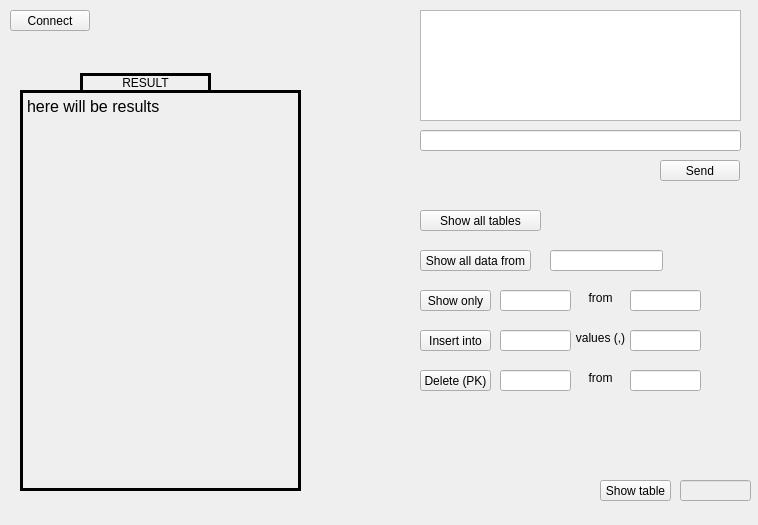
Old version of the form mainwindow.ui in the repository podusenkovic/sqlFrameWork.
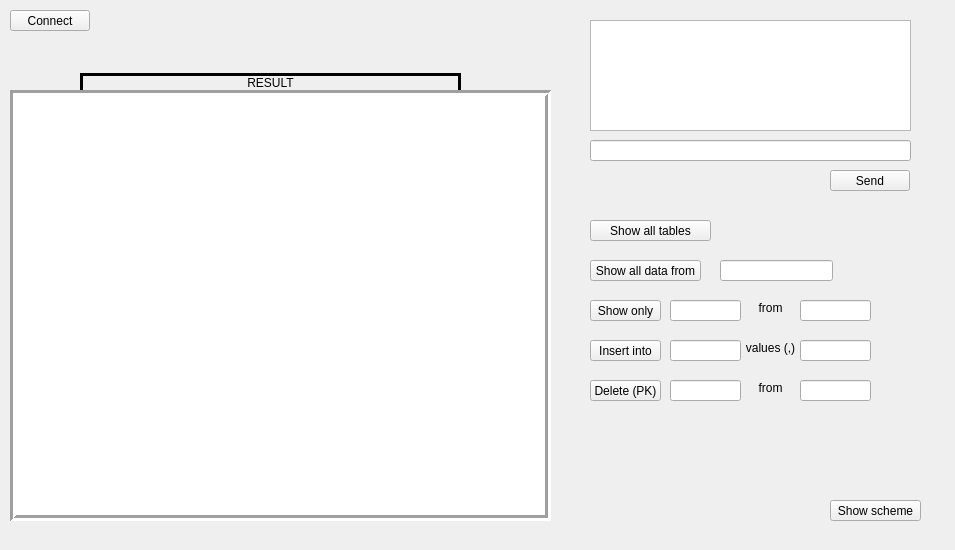
New version of the form.

What changed in the file:
```diff
--- a/mainwindow.ui
+++ b/mainwindow.ui
@@ -6,8 +6,8 @@
    <rect>
     <x>0</x>
     <y>0</y>
-    <width>758</width>
-    <height>525</height>
+    <width>955</width>
+    <height>550</height>
    </rect>
   </property>
   <property name="windowTitle">
@@ -17,8 +17,8 @@
    <widget class="QLineEdit" name="command_line">
     <property name="geometry">
      <rect>
-      <x>420</x>
-      <y>130</y>
+      <x>590</x>
+      <y>140</y>
       <width>321</width>
       <height>21</height>
      </rect>
@@ -27,8 +27,8 @@
    <widget class="QPushButton" name="button_to_command">
     <property name="geometry">
      <rect>
-      <x>660</x>
-      <y>160</y>
+      <x>830</x>
+      <y>170</y>
       <width>80</width>
       <height>21</height>
      </rect>
@@ -37,40 +37,12 @@
      <string>Send</string>
     </property>
    </widget>
-   <widget class="QLabel" name="label_with_result">
-    <property name="geometry">
-     <rect>
-      <x>20</x>
-      <y>90</y>
-      <width>281</width>
-      <height>401</height>
-     </rect>
-    </property>
-    <property name="font">
-     <font>
-      <family>Microsoft Sans Serif</family>
-      <pointsize>12</pointsize>
-     </font>
-    </property>
-    <property name="frameShape">
-     <enum>QFrame::Box</enum>
-    </property>
-    <property name="lineWidth">
-     <number>3</number>
-    </property>
-    <property name="text">
-     <string>here will be results</string>
-    </property>
-    <property name="alignment">
-     <set>Qt::AlignLeading|Qt::AlignLeft|Qt::AlignTop</set>
-    </property>
-   </widget>
    <widget class="QLabel" name="label_res">
     <property name="geometry">
      <rect>
       <x>80</x>
       <y>73</y>
-      <width>131</width>
+      <width>381</width>
       <height>20</height>
      </rect>
     </property>
@@ -103,8 +75,8 @@
    <widget class="QPushButton" name="button_show_tables">
     <property name="geometry">
      <rect>
-      <x>420</x>
-      <y>210</y>
+      <x>590</x>
+      <y>220</y>
       <width>121</width>
       <height>21</height>
      </rect>
@@ -116,8 +88,8 @@
    <widget class="QPushButton" name="button_show_all_data">
     <property name="geometry">
      <rect>
-      <x>420</x>
-      <y>250</y>
+      <x>590</x>
+      <y>260</y>
       <width>111</width>
       <height>21</height>
      </rect>
@@ -129,8 +101,8 @@
    <widget class="QLineEdit" name="line_w_table_to_get_data">
     <property name="geometry">
      <rect>
-      <x>550</x>
-      <y>250</y>
+      <x>720</x>
+      <y>260</y>
       <width>113</width>
       <height>21</height>
      </rect>
@@ -139,8 +111,8 @@
    <widget class="QPushButton" name="button_show_only">
     <property name="geometry">
      <rect>
-      <x>420</x>
-      <y>290</y>
+      <x>590</x>
+      <y>300</y>
       <width>71</width>
       <height>21</height>
      </rect>
@@ -152,8 +124,8 @@
    <widget class="QLineEdit" name="line_w_col">
     <property name="geometry">
      <rect>
-      <x>500</x>
-      <y>290</y>
+      <x>670</x>
+      <y>300</y>
       <width>71</width>
       <height>21</height>
      </rect>
@@ -162,8 +134,8 @@
    <widget class="QLabel" name="label">
     <property name="geometry">
      <rect>
-      <x>570</x>
-      <y>290</y>
+      <x>740</x>
+      <y>300</y>
       <width>61</width>
       <height>16</height>
      </rect>
@@ -183,8 +155,8 @@
    <widget class="QLineEdit" name="line_w_table">
     <property name="geometry">
      <rect>
-      <x>630</x>
-      <y>290</y>
+      <x>800</x>
+      <y>300</y>
       <width>71</width>
       <height>21</height>
      </rect>
@@ -193,8 +165,8 @@
    <widget class="QPushButton" name="button_insert_data">
     <property name="geometry">
      <rect>
-      <x>420</x>
-      <y>330</y>
+      <x>590</x>
+      <y>340</y>
       <width>71</width>
       <height>21</height>
      </rect>
@@ -206,8 +178,8 @@
    <widget class="QLineEdit" name="line_ins_table">
     <property name="geometry">
      <rect>
-      <x>500</x>
-      <y>330</y>
+      <x>670</x>
+      <y>340</y>
       <width>71</width>
       <height>21</height>
      </rect>
@@ -216,8 +188,8 @@
    <widget class="QLineEdit" name="line_ins_values">
     <property name="geometry">
      <rect>
-      <x>630</x>
-      <y>330</y>
+      <x>800</x>
+      <y>340</y>
       <width>71</width>
       <height>21</height>
      </rect>
@@ -226,8 +198,8 @@
    <widget class="QLabel" name="label_2">
     <property name="geometry">
      <rect>
-      <x>570</x>
-      <y>330</y>
+      <x>740</x>
+      <y>340</y>
       <width>61</width>
       <height>16</height>
      </rect>
@@ -247,8 +219,8 @@
    <widget class="QLineEdit" name="line_del_pk">
     <property name="geometry">
      <rect>
-      <x>500</x>
-      <y>370</y>
+      <x>670</x>
+      <y>380</y>
       <width>71</width>
       <height>21</height>
      </rect>
@@ -257,8 +229,8 @@
    <widget class="QLineEdit" name="line_del_table">
     <property name="geometry">
      <rect>
-      <x>630</x>
-      <y>370</y>
+      <x>800</x>
+      <y>380</y>
       <width>71</width>
       <height>21</height>
      </rect>
@@ -267,8 +239,8 @@
    <widget class="QLabel" name="label_3">
     <property name="geometry">
      <rect>
-      <x>570</x>
-      <y>370</y>
+      <x>740</x>
+      <y>380</y>
       <width>61</width>
       <height>16</height>
      </rect>
@@ -288,8 +260,8 @@
    <widget class="QPushButton" name="button_delete">
     <property name="geometry">
      <rect>
-      <x>420</x>
-      <y>370</y>
+      <x>590</x>
+      <y>380</y>
       <width>71</width>
       <height>21</height>
      </rect>
@@ -304,34 +276,21 @@
     </property>
     <property name="geometry">
      <rect>
-      <x>600</x>
-      <y>480</y>
-      <width>71</width>
+      <x>830</x>
+      <y>500</y>
+      <width>91</width>
       <height>21</height>
      </rect>
     </property>
     <property name="text">
-     <string>Show table</string>
-    </property>
-   </widget>
-   <widget class="QLineEdit" name="line_table_model">
-    <property name="enabled">
-     <bool>false</bool>
-    </property>
-    <property name="geometry">
-     <rect>
-      <x>680</x>
-      <y>480</y>
-      <width>71</width>
-      <height>21</height>
-     </rect>
+     <string>Show scheme</string>
     </property>
    </widget>
    <widget class="QTextBrowser" name="label_commands">
     <property name="geometry">
      <rect>
-      <x>420</x>
-      <y>10</y>
+      <x>590</x>
+      <y>20</y>
       <width>321</width>
       <height>111</height>
      </rect>
@@ -357,6 +316,53 @@
      <bool>true</bool>
     </property>
    </widget>
+   <widget class="QTextBrowser" name="label_with_result">
+    <property name="geometry">
+     <rect>
+      <x>10</x>
+      <y>90</y>
+      <width>541</width>
+      <height>431</height>
+     </rect>
+    </property>
+    <property name="font">
+     <font>
+      <family>OCR A Extended</family>
+      <pointsize>12</pointsize>
+     </font>
+    </property>
+    <property name="autoFillBackground">
+     <bool>true</bool>
+    </property>
+    <property name="frameShape">
+     <enum>QFrame::Box</enum>
+    </property>
+    <property name="lineWidth">
+     <number>3</number>
+    </property>
+    <property name="tabChangesFocus">
+     <bool>false</bool>
+    </property>
+    <property name="lineWrapMode">
+     <enum>QTextEdit::NoWrap</enum>
+    </property>
+    <property name="lineWrapColumnOrWidth">
+     <number>150</number>
+    </property>
+    <property name="readOnly">
+     <bool>true</bool>
+    </property>
+    <property name="html">
+     <string>&lt;!DOCTYPE HTML PUBLIC &quot;-//W3C//DTD HTML 4.0//EN&quot; &quot;http://www.w3.org/TR/REC-html40/strict.dtd&quot;&gt;
+&lt;html&gt;&lt;head&gt;&lt;meta name=&quot;qrichtext&quot; content=&quot;1&quot; /&gt;&lt;style type=&quot;text/css&quot;&gt;
+p, li { white-space: pre-wrap; }
+&lt;/style&gt;&lt;/head&gt;&lt;body style=&quot; font-family:'OCR A Extended'; font-size:12pt; font-weight:400; font-style:normal;&quot;&gt;
+&lt;p style=&quot;-qt-paragraph-type:empty; margin-top:0px; margin-bottom:0px; margin-left:0px; margin-right:0px; -qt-block-indent:0; text-indent:0px;&quot;&gt;&lt;br /&gt;&lt;/p&gt;&lt;/body&gt;&lt;/html&gt;</string>
+    </property>
+    <property name="placeholderText">
+     <string notr="true"/>
+    </property>
+   </widget>
   </widget>
  </widget>
  <layoutdefault spacing="6" margin="11"/>
```
Left out of the diff: 2 changed lines with no effect on the pictures.
